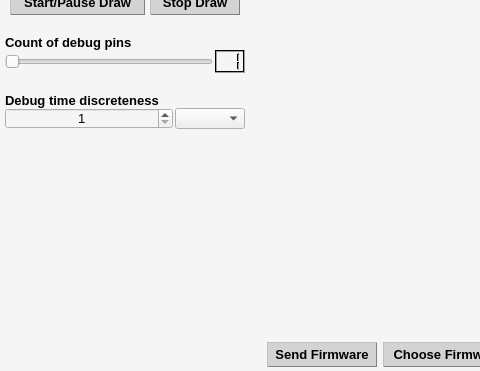
Old version of the form CLIENT/RHE_Client/rhe_widget.ui in the repository qvinn/RHE; both pictures show x 0 to 480 and y 188 to 559 of the 861 by 559 pixel window.
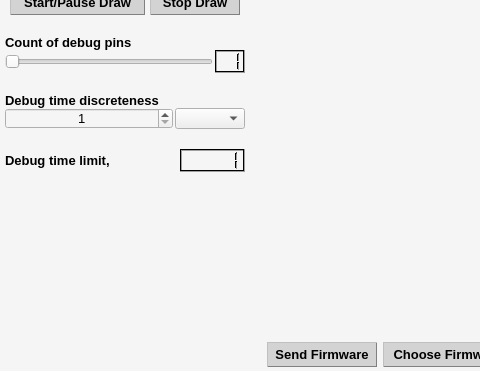
New version of the form.

Commit message: Accepting debug time limit

```diff
--- a/CLIENT/RHE_Client/rhe_widget.ui
+++ b/CLIENT/RHE_Client/rhe_widget.ui
@@ -2405,6 +2405,360 @@
          </item>
         </layout>
        </item>
+       <item>
+        <spacer name="verticalSpacer_8">
+         <property name="orientation">
+          <enum>Qt::Vertical</enum>
+         </property>
+         <property name="sizeType">
+          <enum>QSizePolicy::Fixed</enum>
+         </property>
+         <property name="sizeHint" stdset="0">
+          <size>
+           <width>20</width>
+           <height>20</height>
+          </size>
+         </property>
+        </spacer>
+       </item>
+       <item>
+        <layout class="QHBoxLayout" name="horizontalLayout_8">
+         <property name="spacing">
+          <number>0</number>
+         </property>
+         <item>
+          <widget class="QLabel" name="lbl_dbg_tm_lmt">
+           <property name="font">
+            <font>
+             <family>Tahoma</family>
+             <pointsize>10</pointsize>
+             <weight>75</weight>
+             <bold>true</bold>
+            </font>
+           </property>
+           <property name="text">
+            <string>Debug time limit, </string>
+           </property>
+          </widget>
+         </item>
+         <item>
+          <widget class="QLabel" name="lbl_dbg_tm_tp_lmt">
+           <property name="font">
+            <font>
+             <family>Tahoma</family>
+             <pointsize>10</pointsize>
+             <weight>75</weight>
+             <bold>true</bold>
+            </font>
+           </property>
+           <property name="text">
+            <string/>
+           </property>
+          </widget>
+         </item>
+         <item>
+          <widget class="QLCDNumber" name="lcdNmbr_dbg_tm_lmt">
+           <property name="maximumSize">
+            <size>
+             <width>70</width>
+             <height>16777215</height>
+            </size>
+           </property>
+           <property name="palette">
+            <palette>
+             <active>
+              <colorrole role="Button">
+               <brush brushstyle="SolidPattern">
+                <color alpha="255">
+                 <red>0</red>
+                 <green>0</green>
+                 <blue>0</blue>
+                </color>
+               </brush>
+              </colorrole>
+              <colorrole role="Light">
+               <brush brushstyle="SolidPattern">
+                <color alpha="255">
+                 <red>0</red>
+                 <green>0</green>
+                 <blue>0</blue>
+                </color>
+               </brush>
+              </colorrole>
+              <colorrole role="Midlight">
+               <brush brushstyle="SolidPattern">
+                <color alpha="255">
+                 <red>0</red>
+                 <green>0</green>
+                 <blue>0</blue>
+                </color>
+               </brush>
+              </colorrole>
+              <colorrole role="Mid">
+               <brush brushstyle="SolidPattern">
+                <color alpha="255">
+                 <red>0</red>
+                 <green>0</green>
+                 <blue>0</blue>
+                </color>
+               </brush>
+              </colorrole>
+              <colorrole role="Text">
+               <brush brushstyle="SolidPattern">
+                <color alpha="255">
+                 <red>0</red>
+                 <green>0</green>
+                 <blue>0</blue>
+                </color>
+               </brush>
+              </colorrole>
+              <colorrole role="ButtonText">
+               <brush brushstyle="SolidPattern">
+                <color alpha="255">
+                 <red>0</red>
+                 <green>0</green>
+                 <blue>0</blue>
+                </color>
+               </brush>
+              </colorrole>
+              <colorrole role="Shadow">
+               <brush brushstyle="SolidPattern">
+                <color alpha="255">
+                 <red>0</red>
+                 <green>0</green>
+                 <blue>0</blue>
+                </color>
+               </brush>
+              </colorrole>
+              <colorrole role="HighlightedText">
+               <brush brushstyle="SolidPattern">
+                <color alpha="255">
+                 <red>0</red>
+                 <green>0</green>
+                 <blue>0</blue>
+                </color>
+               </brush>
+              </colorrole>
+              <colorrole role="ToolTipText">
+               <brush brushstyle="SolidPattern">
+                <color alpha="255">
+                 <red>0</red>
+                 <green>0</green>
+                 <blue>0</blue>
+                </color>
+               </brush>
+              </colorrole>
+              <colorrole role="PlaceholderText">
+               <brush brushstyle="SolidPattern">
+                <color alpha="128">
+                 <red>0</red>
+                 <green>0</green>
+                 <blue>0</blue>
+                </color>
+               </brush>
+              </colorrole>
+             </active>
+             <inactive>
+              <colorrole role="Button">
+               <brush brushstyle="SolidPattern">
+                <color alpha="255">
+                 <red>0</red>
+                 <green>0</green>
+                 <blue>0</blue>
+                </color>
+               </brush>
+              </colorrole>
+              <colorrole role="Light">
+               <brush brushstyle="SolidPattern">
+                <color alpha="255">
+                 <red>0</red>
+                 <green>0</green>
+                 <blue>0</blue>
+                </color>
+               </brush>
+              </colorrole>
+              <colorrole role="Midlight">
+               <brush brushstyle="SolidPattern">
+                <color alpha="255">
+                 <red>0</red>
+                 <green>0</green>
+                 <blue>0</blue>
+                </color>
+               </brush>
+              </colorrole>
+              <colorrole role="Mid">
+               <brush brushstyle="SolidPattern">
+                <color alpha="255">
+                 <red>0</red>
+                 <green>0</green>
+                 <blue>0</blue>
+                </color>
+               </brush>
+              </colorrole>
+              <colorrole role="Text">
+               <brush brushstyle="SolidPattern">
+                <color alpha="255">
+                 <red>0</red>
+                 <green>0</green>
+                 <blue>0</blue>
+                </color>
+               </brush>
+              </colorrole>
+              <colorrole role="ButtonText">
+               <brush brushstyle="SolidPattern">
+                <color alpha="255">
+                 <red>0</red>
+                 <green>0</green>
+                 <blue>0</blue>
+                </color>
+               </brush>
+              </colorrole>
+              <colorrole role="Shadow">
+               <brush brushstyle="SolidPattern">
+                <color alpha="255">
+                 <red>0</red>
+                 <green>0</green>
+                 <blue>0</blue>
+                </color>
+               </brush>
+              </colorrole>
+              <colorrole role="HighlightedText">
+               <brush brushstyle="SolidPattern">
+                <color alpha="255">
+                 <red>0</red>
+                 <green>0</green>
+                 <blue>0</blue>
+                </color>
+               </brush>
+              </colorrole>
+              <colorrole role="ToolTipText">
+               <brush brushstyle="SolidPattern">
+                <color alpha="255">
+                 <red>0</red>
+                 <green>0</green>
+                 <blue>0</blue>
+                </color>
+               </brush>
+              </colorrole>
+              <colorrole role="PlaceholderText">
+               <brush brushstyle="SolidPattern">
+                <color alpha="128">
+                 <red>0</red>
+                 <green>0</green>
+                 <blue>0</blue>
+                </color>
+               </brush>
+              </colorrole>
+             </inactive>
+             <disabled>
+              <colorrole role="Button">
+               <brush brushstyle="SolidPattern">
+                <color alpha="255">
+                 <red>0</red>
+                 <green>0</green>
+                 <blue>0</blue>
+                </color>
+               </brush>
+              </colorrole>
+              <colorrole role="Light">
+               <brush brushstyle="SolidPattern">
+                <color alpha="255">
+                 <red>0</red>
+                 <green>0</green>
+                 <blue>0</blue>
+                </color>
+               </brush>
+              </colorrole>
+              <colorrole role="Midlight">
+               <brush brushstyle="SolidPattern">
+                <color alpha="255">
+                 <red>0</red>
+                 <green>0</green>
+                 <blue>0</blue>
+                </color>
+               </brush>
+              </colorrole>
+              <colorrole role="Mid">
+               <brush brushstyle="SolidPattern">
+                <color alpha="255">
+                 <red>0</red>
+                 <green>0</green>
+                 <blue>0</blue>
+                </color>
+               </brush>
+              </colorrole>
+              <colorrole role="Text">
+               <brush brushstyle="SolidPattern">
+                <color alpha="127">
+                 <red>255</red>
+                 <green>255</green>
+                 <blue>255</blue>
+                </color>
+               </brush>
+              </colorrole>
+              <colorrole role="ButtonText">
+               <brush brushstyle="SolidPattern">
+                <color alpha="127">
+                 <red>255</red>
+                 <green>255</green>
+                 <blue>255</blue>
+                </color>
+               </brush>
+              </colorrole>
+              <colorrole role="Shadow">
+               <brush brushstyle="SolidPattern">
+                <color alpha="255">
+                 <red>0</red>
+                 <green>0</green>
+                 <blue>0</blue>
+                </color>
+               </brush>
+              </colorrole>
+              <colorrole role="HighlightedText">
+               <brush brushstyle="SolidPattern">
+                <color alpha="255">
+                 <red>0</red>
+                 <green>0</green>
+                 <blue>0</blue>
+                </color>
+               </brush>
+              </colorrole>
+              <colorrole role="ToolTipText">
+               <brush brushstyle="SolidPattern">
+                <color alpha="255">
+                 <red>0</red>
+                 <green>0</green>
+                 <blue>0</blue>
+                </color>
+               </brush>
+              </colorrole>
+              <colorrole role="PlaceholderText">
+               <brush brushstyle="SolidPattern">
+                <color alpha="128">
+                 <red>231</red>
+                 <green>231</green>
+                 <blue>231</blue>
+                </color>
+               </brush>
+              </colorrole>
+             </disabled>
+            </palette>
+           </property>
+           <property name="font">
+            <font>
+             <family>Tahoma</family>
+             <pointsize>10</pointsize>
+             <weight>75</weight>
+             <bold>true</bold>
+            </font>
+           </property>
+           <property name="intValue" stdset="0">
+            <number>1</number>
+           </property>
+          </widget>
+         </item>
+        </layout>
+       </item>
        <item>
         <spacer name="verticalSpacer">
          <property name="orientation">
```
Left out of the diff: 4 changed lines with no effect on the pictures. The commit also changes 9 other files.
